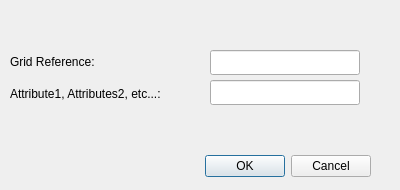
The window that BritNatGridRef_dialog_base.ui (ph73nt/BritNatGridRef) describes before a commit, drawn with Qt 5.
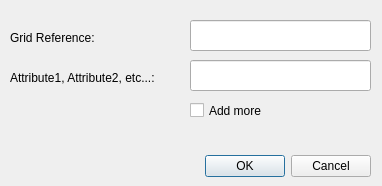
The same window after the commit.

Commit message: Add tick box for "Add more" option

Patch:
```diff
--- a/BritNatGridRef_dialog_base.ui
+++ b/BritNatGridRef_dialog_base.ui
@@ -1,12 +1,13 @@
-<ui version="4.0" >
- <class>BritNatGridRefDialogBase</class>
- <widget class="QDialog" name="BritNatGridRefDialogBase" >
-  <property name="geometry" >
+<?xml version="1.0" encoding="UTF-8"?>
+<ui version="4.0">
+ <class>Dialog</class>
+ <widget class="QDialog" name="Dialog">
+  <property name="geometry">
    <rect>
     <x>0</x>
     <y>0</y>
-    <width>400</width>
-    <height>190</height>
+    <width>382</width>
+    <height>186</height>
    </rect>
   </property>
   <property name="windowTitle" >
@@ -28,63 +29,76 @@
     <set>QDialogButtonBox::Cancel|QDialogButtonBox::Ok</set>
    </property>
   </widget>
-  <widget name="textGridRef" objectName="textGridRef" class="QLineEdit" label="Grid reference">
-    <property name="geometry">
-      <rect>
-        <x>210</x>
-        <y>50</y>
-        <width>150</width>
-        <height>25</height>
-      </rect>
-    </property>  
-    <property name="toolTip">
-      <string>Enter the British national grid reference string where your desired point is to be placed</string>
-    </property>
+  <widget class="QLineEdit" name="textGridRef">
+   <property name="geometry">
+    <rect>
+     <x>190</x>
+     <y>20</y>
+     <width>181</width>
+     <height>31</height>
+    </rect>
+   </property>
+   <property name="toolTip">
+    <string>Enter the British national grid reference string where your desired point is to be placed</string>
+   </property>
+   <property name="name" stdset="0">
+    <string>textGridRef</string>
+   </property>
   </widget>
-  <widget class="QLabel" name="lblGridRef">
-    <property name="text">
-      <string>Grid Reference:</string>
-    </property>
-    <property name="alignment">
-      <set>Qt::AlignLeft</set>
-    </property>
-    <property name="geometry">
-      <rect>
-	<x>10</x>
-	<y>55</y>
-	<width>180</width>
-	<height>25</height>
-      </rect>
-    </property>
+  <widget class="QLineEdit" name="textAttributes">
+   <property name="geometry">
+    <rect>
+     <x>190</x>
+     <y>60</y>
+     <width>181</width>
+     <height>31</height>
+    </rect>
+   </property>
+   <property name="toolTip">
+    <string>Enter a comma delimited list of attributes to be assigned to the point (for example a label and telephone number).</string>
+   </property>
+   <property name="name" stdset="0">
+    <string>textAttributes</string>
+   </property>
   </widget>
-  <widget class="QLabel" name="lblAttributes">
-    <property name="text">
-      <string>Attribute1, Attributes2, etc...:</string>
-    </property>
-    <property name="alignment">
-      <set>Qt::AlignLeft</set>
-    </property>
-    <property name="geometry">
-      <rect>
-	<x>10</x>
-	<y>87</y>
-	<width>180</width>
-	<height>25</height>
-      </rect>
-    </property>
+  <widget class="QLabel" name="label">
+   <property name="geometry">
+    <rect>
+     <x>10</x>
+     <y>30</y>
+     <width>121</width>
+     <height>16</height>
+    </rect>
+   </property>
+   <property name="text">
+    <string>Grid Reference:</string>
+   </property>
   </widget>
-  <widget name="textAttributes" objectName="textAttributes" class="QLineEdit" label="Attributes">
-    <property name="geometry">
-      <rect>
-        <x>210</x>
-        <y>80</y>
-        <width>150</width>
-        <height>25</height>
-      </rect>
-    </property>  
-    <property name="toolTip">
-      <string>Enter a comma delimited list of attributes to be assigned to the point (for example a label and telephone number).</string>
-    </property>
+  <widget class="QLabel" name="label_2">
+   <property name="geometry">
+    <rect>
+     <x>10</x>
+     <y>70</y>
+     <width>181</width>
+     <height>16</height>
+    </rect>
+   </property>
+   <property name="text">
+    <string>Attribute1, Attribute2, etc...:</string>
+   </property>
+  </widget>
+  <widget class="QCheckBox" name="addMore">
+   <property name="geometry">
+    <rect>
+     <x>190</x>
+     <y>100</y>
+     <width>111</width>
+     <height>21</height>
+    </rect>
+   </property>
+   <property name="text">
+    <string>Add more</string>
+   </property>
   </widget>
  </widget>
  <resources/>
```
Left out of the diff: 28 changed lines with no effect on the pictures.
